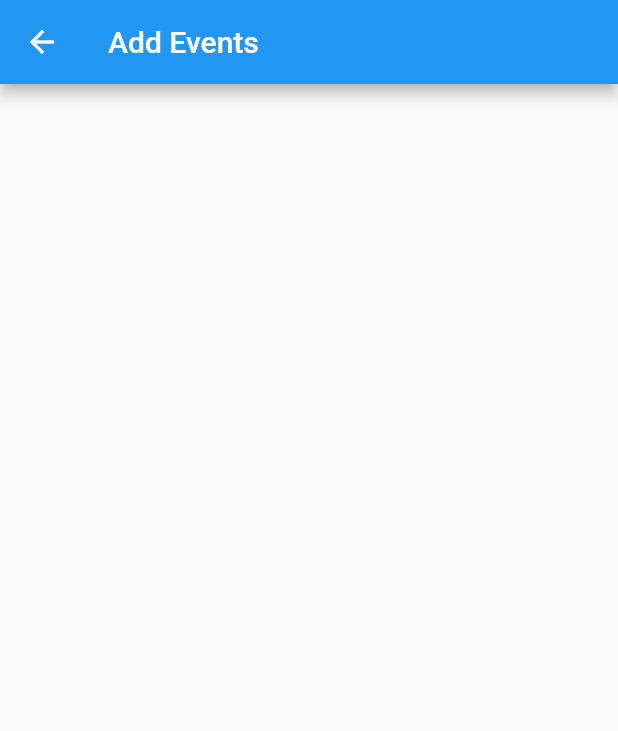
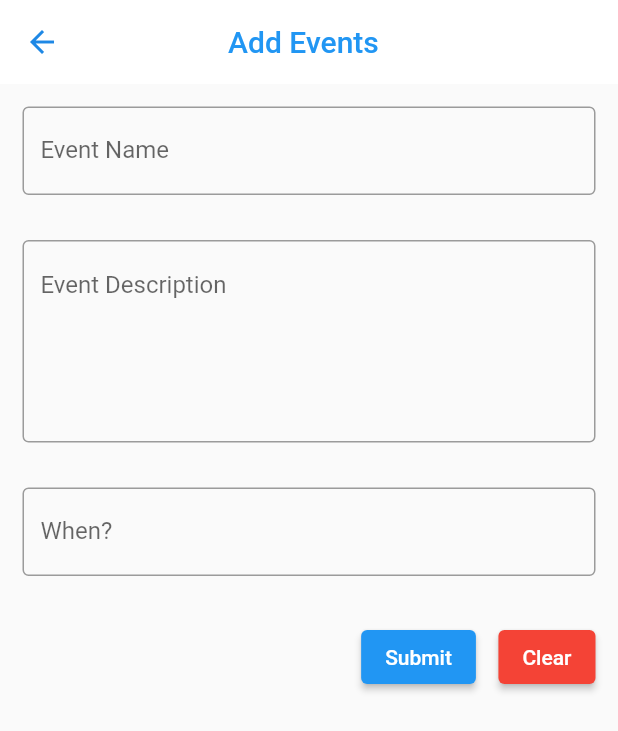
Before and after one commit to farhanakbar8/to-do-list-app-mobile, a Flutter app: the AddEvents screen opened by its route, on a phone screen of 412 x 824 dp. Shown: the top 731 px of the screen. Run offline on Flutter 3.47's test engine with Material 2 defaults, Android fonts, the phone set to English and light mode, and no system bars; network calls fail.

Commit message:
add event form

```diff
--- a/app/lib/addEvents.dart
+++ b/app/lib/addEvents.dart
@@ -2,6 +2,8 @@ import 'package:flutter/material.dart';
 import 'package:http/http.dart' as http;
 
 class AddEvents extends StatefulWidget {
+  const AddEvents({Key? key}) : super(key: key);
+
   @override
   _AddEventsState createState() => _AddEventsState();
 }
@@ -22,7 +24,67 @@ class _AddEventsState extends State<AddEvents> {
   Widget build(BuildContext context) {
     return Scaffold(
       appBar: AppBar(
-        title: const Text('Add Events'),
+        backgroundColor: Colors.white,
+        elevation: 0,
+        title: Container(
+          margin: const EdgeInsets.only(left: 80),
+          child: const Text('Add Events', style: TextStyle(color: Colors.blue),),
+        ),
+        iconTheme: IconThemeData(
+          color: Colors.blue[600]
+        ),
+      ),
+      body: Column(
+        children: [
+          Padding(
+            padding: const EdgeInsets.all(15),
+            child: TextFormField(
+              controller: fieldEventName,
+              decoration: const InputDecoration(
+                border: OutlineInputBorder(),
+                labelText: "Event Name"
+              ),
+            )
+          ),
+          Padding(
+            padding: const EdgeInsets.all(15),
+            child: TextFormField(
+              controller: fieldEventDesc,
+              maxLines: 5,
+              decoration: const InputDecoration(
+                alignLabelWithHint: true,
+                border: OutlineInputBorder(),
+                labelText: "Event Description"
+              ),
+            )
+          ),
+          Padding(
+            padding: const EdgeInsets.all(15),
+            child: TextFormField(
+              controller: fieldTimeDate,
+              decoration: const InputDecoration(
+                border: OutlineInputBorder(),
+                labelText: "When?"
+              ),
+            )
+          ),
+          ButtonBar(
+            buttonPadding: const EdgeInsets.only(right: 30),
+            children: [
+              ElevatedButton(
+                child: const Text('Submit'),
+                onPressed: (){},
+              ),
+              ElevatedButton(
+                style: ElevatedButton.styleFrom(
+                  primary: Colors.red
+                ),
+                child: const Text('Clear'),
+                onPressed: (){},
+              )
+            ],
+          )
+        ],
       ),
     );
   }
```
